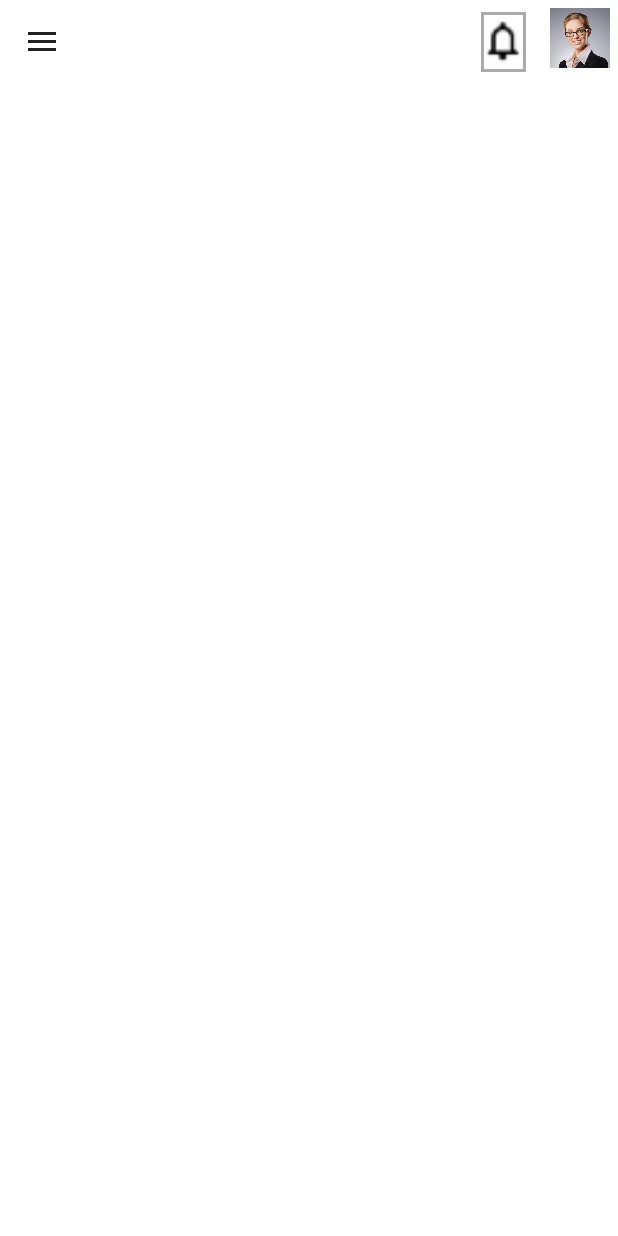
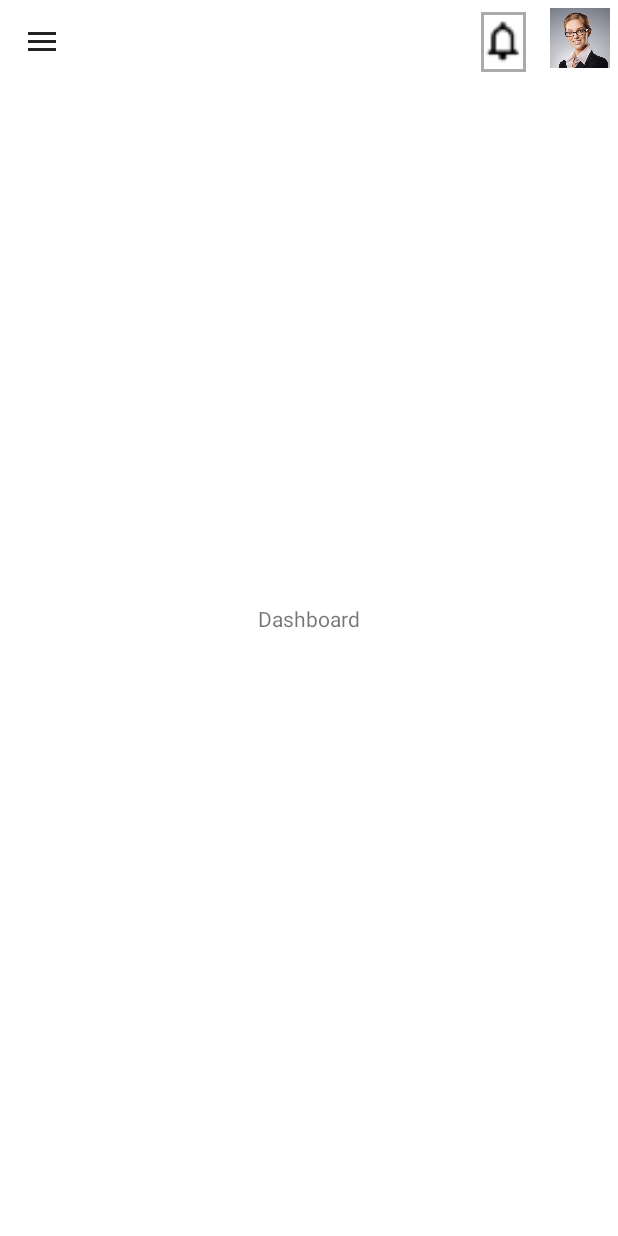
Before and after one commit to msrkms/OStore, an Android app: the AdminDashboard screen opened directly, with no data from a screen before it, on a phone screen of 412 x 824 dp. Run offline under Robolectric (Android 15) with nearby library versions, the phone set to English and light mode, and no system bars.

Commit message:
Dashboard Fragment Added

```diff
--- a/app/build.gradle
+++ b/app/build.gradle
@@ -30,6 +30,7 @@ dependencies {
     implementation fileTree(dir: "libs", include: ["*.jar"])
     implementation 'androidx.appcompat:appcompat:1.1.0'
     implementation 'androidx.constraintlayout:constraintlayout:1.1.3'
+    implementation 'androidx.legacy:legacy-support-v4:1.0.0'
     testImplementation 'junit:junit:4.12'
     androidTestImplementation 'androidx.test.ext:junit:1.1.1'
     androidTestImplementation 'androidx.test.espresso:espresso-core:3.2.0'
--- a/app/src/main/java/com/atlassoftwarepark/ostore/AdminDashboard.java
+++ b/app/src/main/java/com/atlassoftwarepark/ostore/AdminDashboard.java
@@ -1,11 +1,15 @@
 package com.atlassoftwarepark.ostore;
 
+import androidx.annotation.NonNull;
 import androidx.appcompat.app.ActionBarDrawerToggle;
 import androidx.appcompat.app.AppCompatActivity;
 import androidx.appcompat.widget.Toolbar;
+import androidx.core.view.GravityCompat;
 import androidx.drawerlayout.widget.DrawerLayout;
 
 import android.os.Bundle;
+import android.view.Gravity;
+import android.view.MenuItem;
 import android.view.View;
 import android.widget.AdapterView;
 import android.widget.Spinner;
@@ -19,7 +23,7 @@ import com.google.android.material.navigation.NavigationView;
 
 import java.util.ArrayList;
 
-public class AdminDashboard extends AppCompatActivity implements AdapterView.OnItemSelectedListener {
+public class AdminDashboard extends AppCompatActivity implements AdapterView.OnItemSelectedListener, NavigationView.OnNavigationItemSelectedListener {
 
     private DrawerLayout drawerLayoutDashboard;
     private NavigationView navigationViewDashboad;
@@ -45,6 +49,14 @@ public class AdminDashboard extends AppCompatActivity implements AdapterView.OnI
         ActionBarDrawerToggle actionBarDrawerToggleDashboard = new ActionBarDrawerToggle(this,drawerLayoutDashboard,toolbarDashboard,R.string.navigation_drawer_open,R.string.navigation_drawer_close);
         drawerLayoutDashboard.addDrawerListener(actionBarDrawerToggleDashboard);
         actionBarDrawerToggleDashboard.syncState();
+        navigationViewDashboad.setNavigationItemSelectedListener(this);
+
+        if(savedInstanceState==null){
+            getSupportFragmentManager().beginTransaction()
+                    .replace(R.id.fragmentContainer,new DashboadMainFragment())
+                    .commit();
+            navigationViewDashboad.setCheckedItem(R.id.nav_dashboard);
+        }
 
         customListprofile = getCustomListProfile();
         adapterprofile = new ProfileDropDownAdepter(this, customListprofile);
@@ -134,4 +146,17 @@ public class AdminDashboard extends AppCompatActivity implements AdapterView.OnI
     public void onNothingSelected(AdapterView<?> adapterView) {
 
     }
+
+    @Override
+    public boolean onNavigationItemSelected(@NonNull MenuItem item) {
+        switch (item.getItemId()){
+            case R.id.nav_dashboard:
+                getSupportFragmentManager().beginTransaction()
+                        .replace(R.id.fragmentContainer,new DashboadMainFragment())
+                        .commit();
+                break;
+        }
+        drawerLayoutDashboard.closeDrawer(GravityCompat.START);
+        return true;
+    }
 }
--- /dev/null
+++ b/app/src/main/java/com/atlassoftwarepark/ostore/DashboadMainFragment.java
@@ -0,0 +1,48 @@
+package com.atlassoftwarepark.ostore;
+
+import android.os.Bundle;
+
+import androidx.fragment.app.Fragment;
+
+import android.view.LayoutInflater;
+import android.view.View;
+import android.view.ViewGroup;
+
+public class DashboadMainFragment extends Fragment {
+
+    private static final String ARG_PARAM1 = "param1";
+    private static final String ARG_PARAM2 = "param2";
+
+    private String mParam1;
+    private String mParam2;
+
+    public DashboadMainFragment() {
+
+    }
+
+
+    public static DashboadMainFragment newInstance(String param1, String param2) {
+        DashboadMainFragment fragment = new DashboadMainFragment();
+        Bundle args = new Bundle();
+        args.putString(ARG_PARAM1, param1);
+        args.putString(ARG_PARAM2, param2);
+        fragment.setArguments(args);
+        return fragment;
+    }
+
+    @Override
+    public void onCreate(Bundle savedInstanceState) {
+        super.onCreate(savedInstanceState);
+        if (getArguments() != null) {
+            mParam1 = getArguments().getString(ARG_PARAM1);
+            mParam2 = getArguments().getString(ARG_PARAM2);
+        }
+    }
+
+    @Override
+    public View onCreateView(LayoutInflater inflater, ViewGroup container,
+                             Bundle savedInstanceState) {
+
+        return inflater.inflate(R.layout.fragment_dashboad_main, container, false);
+    }
+}
--- a/app/src/main/res/layout/activity_admin_dashboard.xml
+++ b/app/src/main/res/layout/activity_admin_dashboard.xml
@@ -7,6 +7,13 @@
     android:id="@+id/dashboad_drawerLayout"
     android:fitsSystemWindows="true"
     tools:context=".AdminDashboard">
+
+    <FrameLayout
+        android:id="@+id/fragmentContainer"
+        android:layout_width="match_parent"
+        android:layout_height="match_parent">
+
+    </FrameLayout>
 
     <androidx.constraintlayout.widget.ConstraintLayout
         android:layout_width="match_parent"
@@ -45,6 +52,8 @@
             android:background="@drawable/spinner_background"
             app:layout_constraintEnd_toStartOf="@+id/spinnerProfile"
             app:layout_constraintTop_toTopOf="parent" />
+
+
     </androidx.constraintlayout.widget.ConstraintLayout>
 
 
@@ -59,6 +68,4 @@
         app:menu="@menu/nav_menu"/>
 
 
-
-
 </androidx.drawerlayout.widget.DrawerLayout>
--- /dev/null
+++ b/app/src/main/res/layout/fragment_dashboad_main.xml
@@ -0,0 +1,19 @@
+<?xml version="1.0" encoding="utf-8"?>
+<androidx.constraintlayout.widget.ConstraintLayout xmlns:android="http://schemas.android.com/apk/res/android"
+    xmlns:app="http://schemas.android.com/apk/res-auto"
+    xmlns:tools="http://schemas.android.com/tools"
+    android:layout_width="match_parent"
+    android:layout_height="match_parent"
+    tools:context=".DashboadMainFragment">
+
+
+    <TextView
+        android:id="@+id/textView2"
+        android:layout_width="wrap_content"
+        android:layout_height="wrap_content"
+        android:text="Dashboard"
+        app:layout_constraintBottom_toBottomOf="parent"
+        app:layout_constraintEnd_toEndOf="parent"
+        app:layout_constraintStart_toStartOf="parent"
+        app:layout_constraintTop_toTopOf="parent" />
+</androidx.constraintlayout.widget.ConstraintLayout>
--- a/app/src/main/res/values/strings.xml
+++ b/app/src/main/res/values/strings.xml
@@ -18,4 +18,6 @@
 
     <string name="navigation_drawer_open">Open navigation drawer</string>
     <string name="navigation_drawer_close">Close navigation drawer</string>
+    <!-- TODO: Remove or change this placeholder text -->
+    <string name="hello_blank_fragment">Hello blank fragment</string>
 </resources>
```
